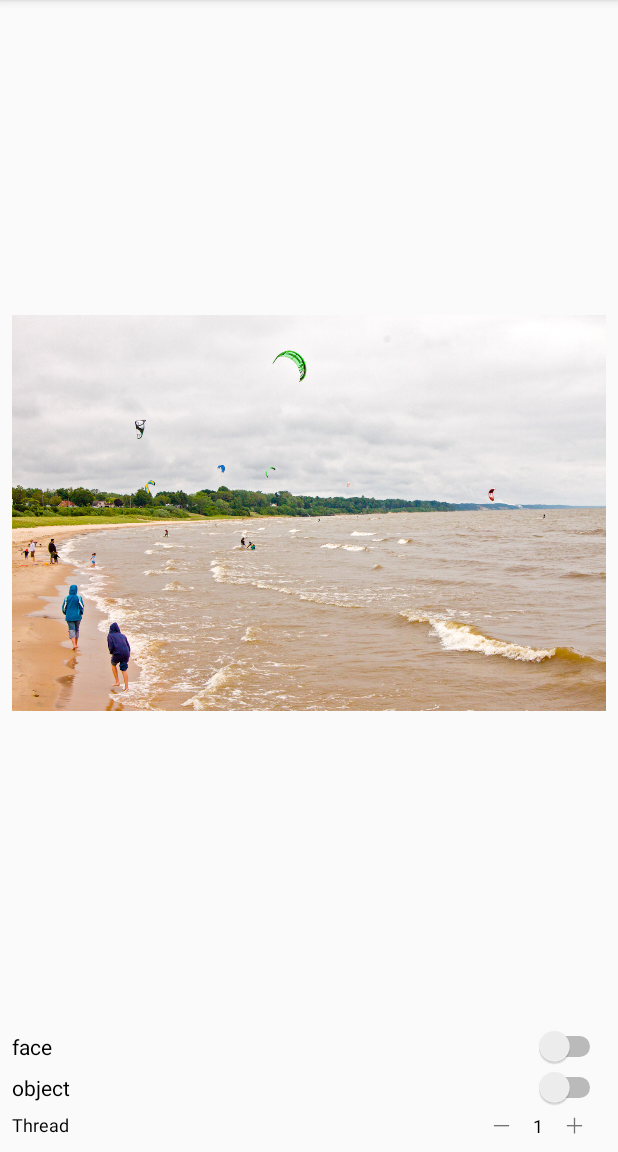
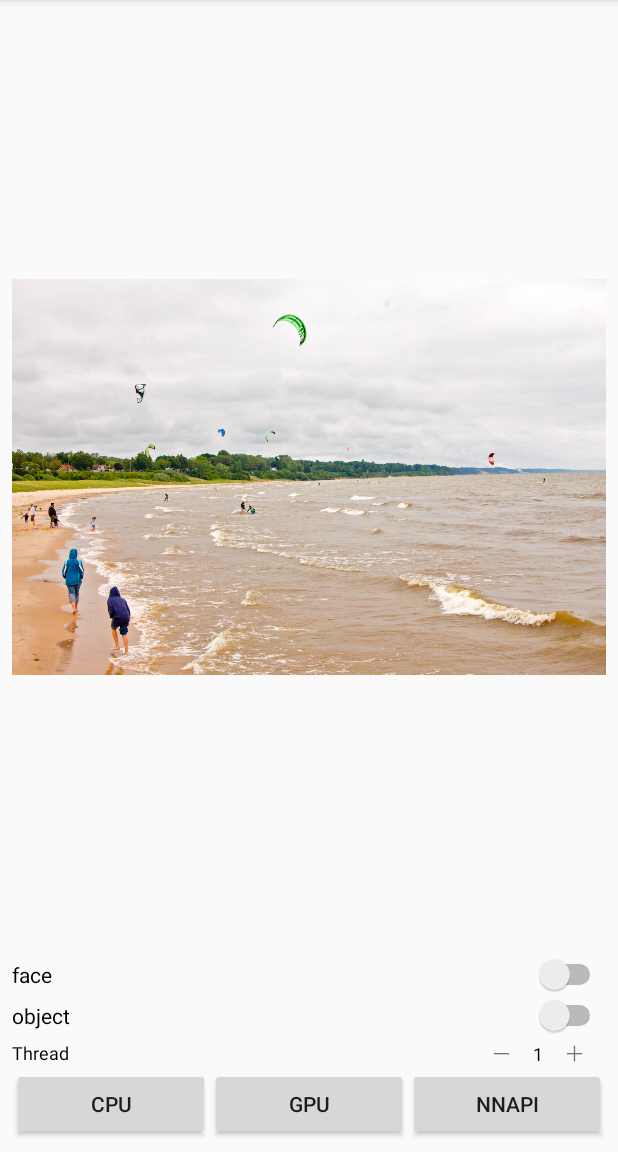
Before and after one commit to YenChiWen/DEMO_Camera2API, an Android app: the screen it shows after launch (ImageProcessorActivity), after a tap on "IMAGE", on a phone screen of 412 x 824 dp, the part 84-1236 px from its top. Run offline under Robolectric (Android 15) with nearby library versions, the phone set to English and light mode, and no system bars; libraries missing offline, so code that uses them is left out: org.tensorflow.lite.

Commit message:
Signed-off-by: YEN <s1618joe@gmail.com>

```diff
--- a/app/src/main/java/com/example/demo_camera2api/Camera2API.java
+++ b/app/src/main/java/com/example/demo_camera2api/Camera2API.java
@@ -68,7 +68,6 @@ public class Camera2API {
     //
     private static final int REQUEST_CAMERA_PERMISSION = 0;
     private static final int REQUEST_AUDIO_PERMISSIONS = 10;
-    private FPSCalculator fpsCalculator = new FPSCalculator(getClass().getSimpleName());
     private static String TAG = "YEN_Camera2API";
 
     // detector
@@ -322,7 +321,7 @@ public class Camera2API {
         public void onCaptureCompleted(@NonNull CameraCaptureSession session, @NonNull CaptureRequest request, @NonNull TotalCaptureResult result) {
             super.onCaptureCompleted(session, request, result);
 
-            fpsCalculator.calculate();
+            Parameter.fpsCalculator.calculate();
         }
     };
 
--- a/app/src/main/java/com/example/demo_camera2api/Parameter.java
+++ b/app/src/main/java/com/example/demo_camera2api/Parameter.java
@@ -28,7 +28,7 @@ import java.util.Map;
 @SuppressLint("NewApi")
 public class Parameter {
     // main activity
-    private FPSCalculator fpsCalculator = new FPSCalculator("detector_fps");
+    public static FPSCalculator fpsCalculator = new FPSCalculator("detector_fps");
 
     private static Map<String, String> SOURCE = new HashMap<String, String>();
     public static Map<String, String> getSOURCE() {
--- a/app/src/main/res/layout/processor.xml
+++ b/app/src/main/res/layout/processor.xml
@@ -195,4 +195,33 @@
         </LinearLayout>
     </androidx.constraintlayout.widget.ConstraintLayout>
 
+    <LinearLayout
+        android:layout_width="match_parent"
+        android:layout_height="wrap_content"
+        android:layout_weight="1"
+        android:orientation="horizontal">
+
+        <Button
+            android:id="@+id/btn_cpu"
+            android:layout_width="wrap_content"
+            android:layout_height="wrap_content"
+            android:layout_weight="1"
+            android:text="CPU" />
+
+        <Button
+            android:id="@+id/btn_GPU"
+            android:layout_width="wrap_content"
+            android:layout_height="wrap_content"
+            android:layout_weight="1"
+            android:text="GPU" />
+
+        <Button
+            android:id="@+id/btn_nnapi"
+            android:layout_width="wrap_content"
+            android:layout_height="wrap_content"
+            android:layout_weight="1"
+            android:text="NNAPI" />
+    </LinearLayout>
+
+
 </LinearLayout>
```
Also changed, not shown: app/src/main/java/com/example/demo_camera2api/Camera2Activity.java (+57 -1 lines), app/src/main/java/com/example/demo_camera2api/Detector.java (+7 -5 lines).
